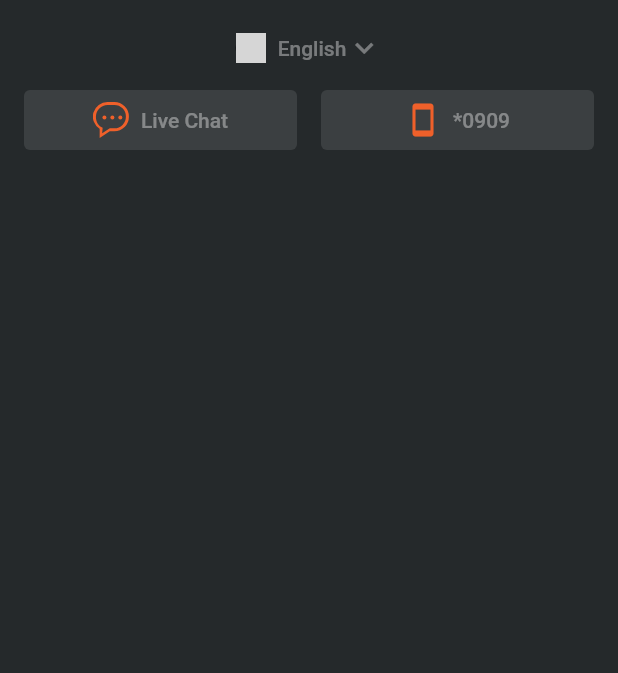
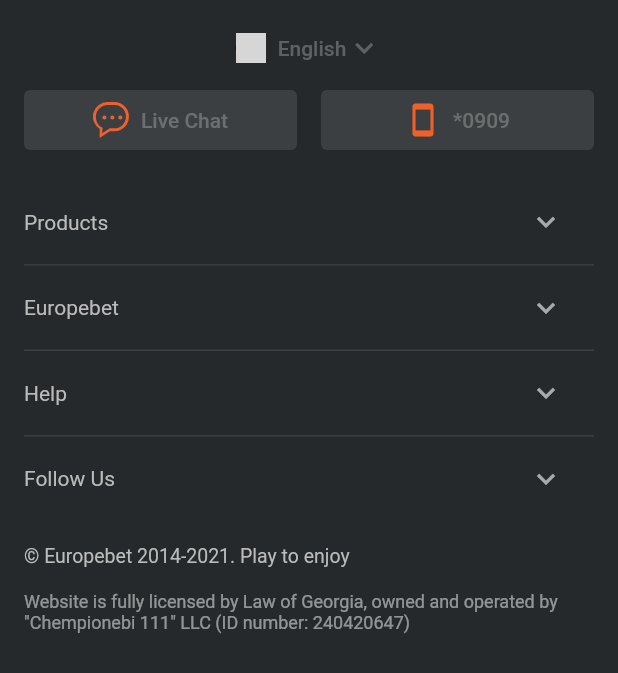
Before and after one commit to MT13/europebet-main, a Flutter app: the InfoBoard widget shown alone on an empty page, opened directly, on a phone screen of 412 x 824 dp. Shown: the top 673 px of the screen. Run offline on Flutter 3.47's test engine with Material 2 defaults, Android fonts, the phone set to English and light mode, and no system bars; our stand-ins replace flutter_svg; missing offline and left inert: country_icons; generated files the repository leaves out were written again; Roboto replaces fonts that are missing (Helvetica); statements that could not run were skipped; grey boxes are pictures that could not be loaded.

Commit message:
finished info board

```diff
--- a/lib/l10n/app_en.arb
+++ b/lib/l10n/app_en.arb
@@ -96,6 +96,11 @@
   "@trending": {},
 
   "jackpots": "Jackpots",
-  "@jackpots": {}
+  "@jackpots": {},
 
+  "playToEnjoy": "© Europebet 2014-2021. Play to enjoy",
+  "@playToEnjoy": {},
+
+  "license": "Website is fully licensed by Law of Georgia, owned and operated by \"Chempionebi 111\" LLC (ID number: 240420647)",
+  "@license": {}
 }
--- a/lib/main.dart
+++ b/lib/main.dart
@@ -28,7 +28,7 @@ class EuropeBetMain extends StatelessWidget {
           secondary: Color(0xFFEF602A),
           secondaryVariant: Color(0xFFF05A22),
           surface: Color(0xFF25292B),
-          onSurface: Colors.white,
+          onSurface: Color(0xFFBBBBBB),
         ),
 
         fontFamily: 'Helvetica',
--- a/lib/widgets/info_board.dart
+++ b/lib/widgets/info_board.dart
@@ -4,7 +4,6 @@ import 'package:flutter_svg/flutter_svg.dart';
 import 'package:country_icons/country_icons.dart';
 import 'package:flutter_gen/gen_l10n/app_localizations.dart';
 import 'package:eurpebet_main/api.dart';
-
 
 class InfoBoard extends StatefulWidget {
   InfoBoard({
@@ -15,12 +14,12 @@ class InfoBoard extends StatefulWidget {
   _InfoBoardState createState() => _InfoBoardState();
 }
 
-
 class _InfoBoardState extends State<InfoBoard> {
   TextButton _buildContactButton(Widget icon, String text) {
     return TextButton(
       onPressed: null,
-      child: Row(mainAxisAlignment: MainAxisAlignment.center, children: <Widget>[
+      child:
+          Row(mainAxisAlignment: MainAxisAlignment.center, children: <Widget>[
         Padding(
           padding: EdgeInsets.only(right: 4),
           child: icon,
@@ -54,7 +53,7 @@ class _InfoBoardState extends State<InfoBoard> {
                 child: CircleAvatar(
                   radius: 10,
                   backgroundImage: Image.asset('icons/flags/png/gb.png',
-                      package: 'country_icons')
+                          package: 'country_icons')
                       .image,
                 ),
               ),
@@ -109,7 +108,31 @@ class _InfoBoardState extends State<InfoBoard> {
     );
   }
 
-  Widget _panel() {
+  Widget _panelItem(String text) {
+    return Column(children: <Widget>[
+      Padding(
+        padding: EdgeInsets.symmetric(vertical: 16),
+        child:
+            Row(mainAxisAlignment: MainAxisAlignment.start, children: <Widget>[
+          InkWell(
+            child: Text(
+              text,
+              style: TextStyle(
+                  fontSize: 14, color: Theme.of(context).colorScheme.onSurface),
+            ),
+            onTap: null,
+          ),
+        ]),
+      ),
+      Divider(
+        color: Theme.of(context).colorScheme.onSurface,
+      ),
+    ]);
+  }
+
+  Map<int, bool> expanded = {};
+
+  List<Item> generateItems() {
     List<String> productsTexts = [
       AppLocalizations.of(context).home,
       AppLocalizations.of(context).sport,
@@ -125,10 +148,7 @@ class _InfoBoardState extends State<InfoBoard> {
     ];
 
     List<Widget> productsList = List.generate(productsTexts.length, (index) {
-      return InkWell(
-        child: Text(productsTexts[index]),
-        onTap: null,
-      );
+      return _panelItem(productsTexts[index]);
     });
 
     List<String> europebetTexts = [
@@ -141,10 +161,7 @@ class _InfoBoardState extends State<InfoBoard> {
     ];
 
     List<Widget> europebetList = List.generate(europebetTexts.length, (index) {
-      return InkWell(
-        child: Text(europebetTexts[index]),
-        onTap: null,
-      );
+      return _panelItem(europebetTexts[index]);
     });
 
     List<String> helpTexts = [
@@ -154,10 +171,7 @@ class _InfoBoardState extends State<InfoBoard> {
     ];
 
     List<Widget> helpList = List.generate(helpTexts.length, (index) {
-      return InkWell(
-        child: Text(helpTexts[index]),
-        onTap: null,
-      );
+      return _panelItem(helpTexts[index]);
     });
 
     List<String> followTexts = [
@@ -166,42 +180,116 @@ class _InfoBoardState extends State<InfoBoard> {
     ];
 
     List<Widget> followList = List.generate(followTexts.length, (index) {
-      return InkWell(
-        child: Text(followTexts[index]),
-        onTap: null,
-      );
+      return _panelItem(followTexts[index]);
     });
 
-    List<Item> data = [
+    final texts = [
+      AppLocalizations.of(context).products,
+      AppLocalizations.of(context).europebet,
+      AppLocalizations.of(context).help,
+      AppLocalizations.of(context).followUs,
+    ];
+
+    final toRemove = Map<int, bool>.from(expanded);
+    final items = [
       Item(text: AppLocalizations.of(context).products, list: productsList),
       Item(text: AppLocalizations.of(context).europebet, list: europebetList),
       Item(text: AppLocalizations.of(context).help, list: helpList),
       Item(text: AppLocalizations.of(context).followUs, list: followList),
     ];
 
+    final data = List.generate(items.length, (int index) {
+      expanded.putIfAbsent(index, () => false);
+      toRemove.remove(index);
+      return Item(
+        text: items[index].text,
+        list: items[index].list,
+        index: index,
+      );
+    });
+    if (toRemove.isNotEmpty) {
+      // cleanup unused items
+      expanded.removeWhere((key, _) => toRemove.containsKey(key));
+    }
+    return data;
+  }
+
+  Widget _panel() {
+    List<Item> _data = generateItems();
+
     return Padding(
       padding: EdgeInsets.only(left: 16, right: 16),
-      // child:
-      // ExpansionPanelList(
-      //   expansionCallback: (int index, bool isExpanded) {
-      //     setState(() {
-      //       data[index].isExpanded = isExpanded;
-      //     });
-      //   },
-      //   children: data.map<ExpansionPanel>((Item item) {
-      //     return ExpansionPanel(
-      //       headerBuilder: (BuildContext context, bool isExpanded) {
-      //         return ListTile(
-      //           title: Text(item.text),
-      //         );
-      //       },
-      //       body: Column(
-      //         children: item.list,
-      //       ),
-      //       isExpanded: item.isExpanded,
-      //     );
-      //   }).toList(),
-      // ),
+      child: Container(
+        child: Theme(
+          data: Theme.of(context)
+              .copyWith(cardColor: Theme.of(context).colorScheme.surface),
+          child: ExpansionPanelList(
+            key: ValueKey(_data.length),
+            expansionCallback: (int index, bool isExpanded) {
+              setState(() {
+                // _d[index].isExpanded = !isExpanded;
+                expanded[index] = !isExpanded;
+              });
+            },
+            expandedHeaderPadding: EdgeInsets.zero,
+            elevation: 0,
+            children: _data.map<ExpansionPanel>((Item item) {
+              return ExpansionPanel(
+                headerBuilder: (BuildContext context, bool isExpanded) {
+                  return ListTile(
+                    contentPadding: EdgeInsets.zero,
+                    title: Text(
+                      item.text,
+                      style: TextStyle(
+                          fontSize: 14,
+                          color: Theme.of(context).colorScheme.onSurface),
+                    ),
+                  );
+                },
+                body: Column(
+                  children: item.list,
+                ),
+                isExpanded: expanded[item.index],
+              );
+            }).toList(),
+          ),
+        ),
+      ),
+    );
+  }
+
+  Widget _infoText() {
+    return Padding(
+      padding: EdgeInsets.symmetric(horizontal: 16),
+      child: Column(
+        children: [
+          Padding(
+            padding: EdgeInsets.symmetric(vertical: 16),
+            child: Align(
+              alignment: Alignment.centerLeft,
+              child: Text(
+                AppLocalizations.of(context).playToEnjoy,
+                style: TextStyle(
+                    fontSize: 13,
+                    color: Theme.of(context).colorScheme.onSurface),
+              ),
+            ),
+          ),
+          Padding(
+            padding: EdgeInsets.only(bottom: 16),
+            child: Align(
+              alignment: Alignment.centerLeft,
+              child: Text(
+                AppLocalizations.of(context).license,
+                style: TextStyle(
+                  fontSize: 12,
+                  color: Colors.white.withOpacity(0.5),
+                ),
+              ),
+            ),
+          ),
+        ],
+      ),
     );
   }
 
@@ -214,6 +302,7 @@ class _InfoBoardState extends State<InfoBoard> {
         _languages(),
         _contacts(),
         _panel(),
+        _infoText(),
       ]),
     );
   }
@@ -224,9 +313,11 @@ class Item {
     this.text,
     this.isExpanded = false,
     this.list,
+    this.index,
   });
 
   String text;
   bool isExpanded;
+  int index;
   List<Widget> list;
 }
--- a/lib/widgets/tabs_board.dart
+++ b/lib/widgets/tabs_board.dart
@@ -24,7 +24,7 @@ class _TabsBoardState extends State<TabsBoard> {
       padding: EdgeInsets.symmetric(horizontal: 16, vertical: 8),
       child: Row(
         mainAxisAlignment: MainAxisAlignment.spaceBetween,
-        children:<Widget>[
+        children: <Widget>[
           Row(
               mainAxisSize: MainAxisSize.min,
               mainAxisAlignment: MainAxisAlignment.start,
@@ -33,11 +33,14 @@ class _TabsBoardState extends State<TabsBoard> {
                 Padding(
                   padding: EdgeInsets.only(left: 16),
                   child: Text(text),
-            ),]),
+                ),
+              ]),
           if (rightIcon != null)
-            Row(children: [
+            Row(
+              children: [
                 rightIcon,
-            ],),
+              ],
+            ),
         ],
       ),
     );
@@ -102,17 +105,50 @@ class _TabsBoardState extends State<TabsBoard> {
   @override
   Widget build(BuildContext context) {
     List<Widget> tabs = [
-      Tab(text: AppLocalizations.of(context).home, icon: Icon(Icons.home),),
-      Tab(text: AppLocalizations.of(context).sport, icon: Icon(Icons.sports_soccer),),
-      Tab(text: AppLocalizations.of(context).live, icon: Icon(Icons.live_tv),),
-      Tab(text: AppLocalizations.of(context).slots,icon: Icon(Icons.filter_7),),
-      Tab(text: AppLocalizations.of(context).liveCasino,icon: Icon(Icons.add),),
-      Tab(text: AppLocalizations.of(context).miniGames,icon: Icon(Icons.sports_esports_outlined),),
-      Tab(text: AppLocalizations.of(context).poker,icon: Icon(Icons.style_outlined),),
-      Tab(text: AppLocalizations.of(context).tableGames,icon: Icon(Icons.casino),),
-      Tab(text: AppLocalizations.of(context).virtualGames,icon: Icon(Icons.movie_creation_outlined),),
-      Tab(text: AppLocalizations.of(context).tvGames,icon: Icon(Icons.tv),),
-      Tab(text: AppLocalizations.of(context).promotions,icon: Icon(Icons.campaign_outlined),),
+      Tab(
+        text: AppLocalizations.of(context).home,
+        icon: Icon(Icons.home),
+      ),
+      Tab(
+        text: AppLocalizations.of(context).sport,
+        icon: Icon(Icons.sports_soccer),
+      ),
+      Tab(
+        text: AppLocalizations.of(context).live,
+        icon: Icon(Icons.live_tv),
+      ),
+      Tab(
+        text: AppLocalizations.of(context).slots,
+        icon: Icon(Icons.filter_7),
+      ),
+      Tab(
+        text: AppLocalizations.of(context).liveCasino,
+        icon: Icon(Icons.add),
+      ),
+      Tab(
+        text: AppLocalizations.of(context).miniGames,
+        icon: Icon(Icons.sports_esports_outlined),
+      ),
+      Tab(
+        text: AppLocalizations.of(context).poker,
+        icon: Icon(Icons.style_outlined),
+      ),
+      Tab(
+        text: AppLocalizations.of(context).tableGames,
+        icon: Icon(Icons.casino),
+      ),
+      Tab(
+        text: AppLocalizations.of(context).virtualGames,
+        icon: Icon(Icons.movie_creation_outlined),
+      ),
+      Tab(
+        text: AppLocalizations.of(context).tvGames,
+        icon: Icon(Icons.tv),
+      ),
+      Tab(
+        text: AppLocalizations.of(context).promotions,
+        icon: Icon(Icons.campaign_outlined),
+      ),
     ];
 
     List<Widget> views = new List<Widget>();
@@ -135,6 +171,8 @@ class _TabsBoardState extends State<TabsBoard> {
               tabs: tabs,
               isScrollable: true,
               indicatorColor: Colors.transparent,
+              unselectedLabelColor: Theme.of(context).colorScheme.onSurface,
+              labelColor: Theme.of(context).colorScheme.secondary,
             ),
             Container(
               padding: EdgeInsets.only(bottom: 16),
```
Also changed, not shown: assets/icons/chat.svg. Lines whose indentation alone changed are shown as unchanged.
